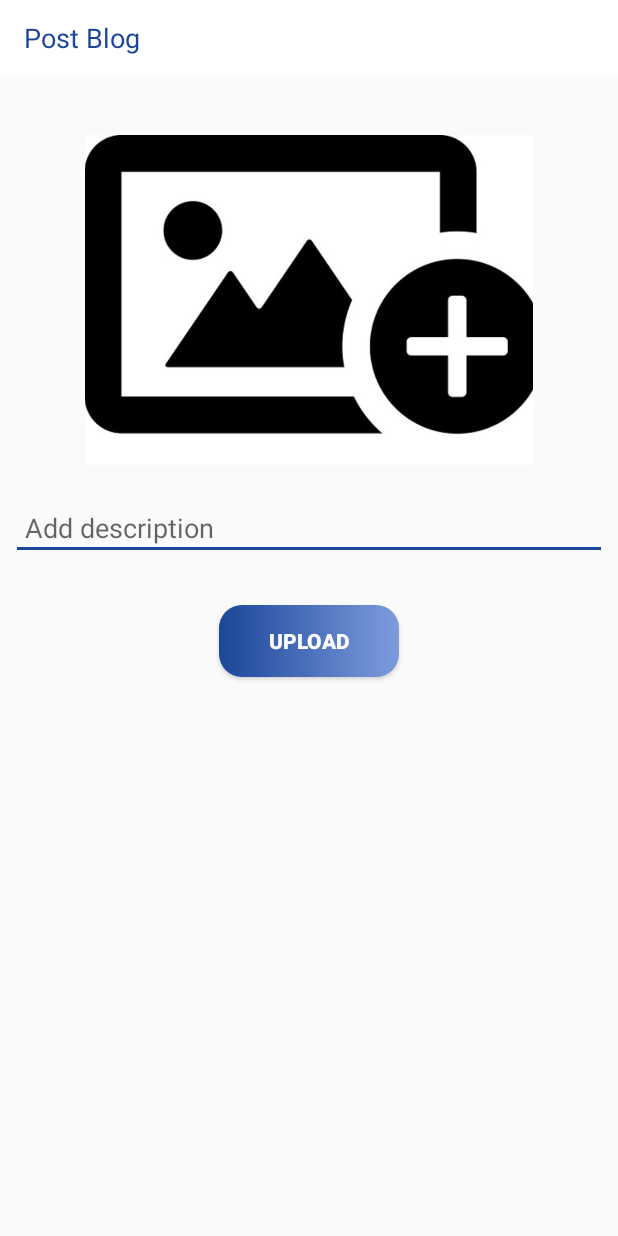
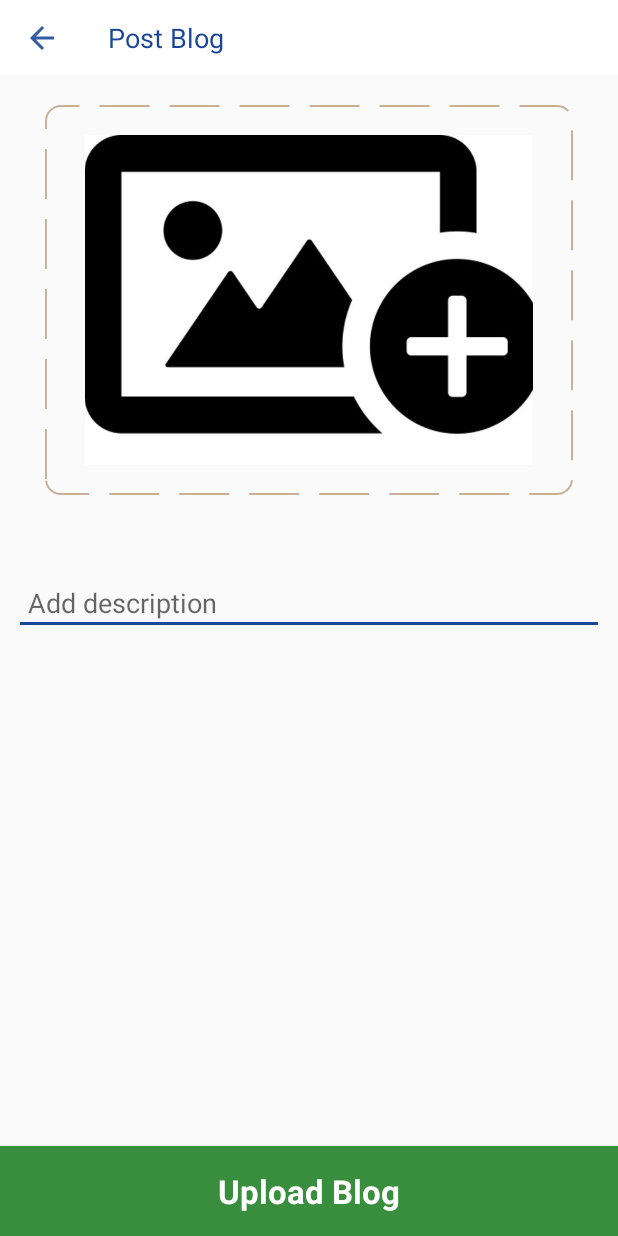
Before and after one commit to igrishi/Hostel, an Android app: the PostBlog screen opened directly, with no data from a screen before it, on a phone screen of 412 x 824 dp. Run offline under Robolectric (Android 15) with nearby library versions, the phone set to English and light mode, and no system bars; our stand-ins replace Firebase (no records; nobody signed in at launch, a user with empty details on screens opened directly); libraries missing offline, so code that uses them is left out: com.theartofdev.edmodo, io.grpc; pictures from the network do not load; Roboto replaces fonts that are not available here.

Commit message:
post blog UI updated

```diff
--- a/app/src/main/java/com/rishi/hostel/PostBlog.java
+++ b/app/src/main/java/com/rishi/hostel/PostBlog.java
@@ -12,6 +12,7 @@ import android.view.View;
 import android.widget.Button;
 import android.widget.EditText;
 import android.widget.ImageView;
+import android.widget.LinearLayout;
 import android.widget.ProgressBar;
 import android.widget.Toast;
 
@@ -46,24 +47,24 @@ private String TAG="PostBlog";
 private String image_url;
 private ProgressBar loading;
 private String user_id;
-private FirebaseAuth auth;
+
     @Override
     protected void onCreate(Bundle savedInstanceState) {
         super.onCreate(savedInstanceState);
-        auth=FirebaseAuth.getInstance();
+        FirebaseAuth auth = FirebaseAuth.getInstance();
         user_id= Objects.requireNonNull(auth.getCurrentUser()).getUid();
         Log.d(TAG, "upload_data: user_id:--"+user_id);
         setContentView(R.layout.activity_post_blog);
         post_image=findViewById(R.id.post_blog_image);
         text=findViewById(R.id.post_description);
-        Button button=findViewById(R.id.upload_blog);
-        loading=findViewById(R.id.progress_bar);
-        button.setOnClickListener(new View.OnClickListener() {
+        LinearLayout upload = findViewById(R.id.upload_layout);
+        upload.setOnClickListener(new View.OnClickListener() {
             @Override
             public void onClick(View v) {
                 validate(imageuri,text.getText().toString());
             }
         });
+        loading=findViewById(R.id.progress_bar);
         post_image.setOnClickListener(new View.OnClickListener() {
             @Override
             public void onClick(View v) {
--- /dev/null
+++ b/app/src/main/res/drawable/dotted_background.xml
@@ -0,0 +1,12 @@
+<?xml version="1.0" encoding="utf-8"?>
+<shape android:shape="rectangle"
+    xmlns:android="http://schemas.android.com/apk/res/android">
+
+    <corners android:radius="10dp"/>
+
+    <stroke
+        android:color="#C7B299"
+        android:dashWidth="50px"
+        android:dashGap="20px"
+        android:width="1dp"/>
+</shape>
--- a/app/src/main/res/layout/activity_post_blog.xml
+++ b/app/src/main/res/layout/activity_post_blog.xml
@@ -8,25 +8,27 @@
 
     <ProgressBar
         android:id="@+id/progress_bar"
+        style="@style/Widget.AppCompat.ProgressBar.Horizontal"
         android:layout_width="match_parent"
         android:layout_height="wrap_content"
-        style="@style/Widget.AppCompat.ProgressBar.Horizontal"
         android:indeterminate="true"
         android:visibility="invisible"
+        app:layout_constraintEnd_toEndOf="parent"
         app:layout_constraintStart_toStartOf="parent"
-        app:layout_constraintEnd_toEndOf="parent"
-        app:layout_constraintTop_toBottomOf="@id/toolbar_pb"/>
+        app:layout_constraintTop_toBottomOf="@id/toolbar_pb" />
+
     <androidx.appcompat.widget.Toolbar
         android:id="@+id/toolbar_pb"
         android:layout_width="match_parent"
         android:layout_height="50dp"
-        app:titleTextAppearance="@style/style_toolbar"
         android:background="#fff"
         app:layout_constraintEnd_toEndOf="parent"
         app:layout_constraintStart_toStartOf="parent"
         app:layout_constraintTop_toTopOf="parent"
+        app:navigationIcon="@drawable/back"
         app:title="Post Blog"
         app:titleMarginStart="15dp"
+        app:titleTextAppearance="@style/style_toolbar"
         app:titleTextColor="#1C4699" />
 
     <ImageView
@@ -36,38 +38,50 @@
         android:layout_marginStart="30dp"
         android:layout_marginTop="20dp"
         android:layout_marginEnd="30dp"
+        android:background="@drawable/dotted_background"
         android:padding="20dp"
         android:src="@drawable/imageupload"
         app:layout_constraintEnd_toEndOf="parent"
         app:layout_constraintStart_toStartOf="parent"
         app:layout_constraintTop_toBottomOf="@id/toolbar_pb" />
+
     <EditText
         android:id="@+id/post_description"
         android:layout_width="match_parent"
         android:layout_height="wrap_content"
+        android:layout_marginStart="9dp"
+        android:layout_marginTop="50dp"
+        android:layout_marginEnd="9dp"
+        android:backgroundTint="#1C4699"
+        android:hint="@string/add_description"
         android:inputType="textMultiLine"
-        android:hint="Add description"
-        android:textSize="18dp"
-        android:backgroundTint="#1C4699"
+        android:maxHeight="80dp"
         android:padding="9dp"
-        android:maxHeight="80dp"
         android:textColor="#000000"
+        android:textSize="18sp"
+        app:layout_constraintEnd_toEndOf="parent"
         app:layout_constraintStart_toStartOf="parent"
+        app:layout_constraintTop_toBottomOf="@id/post_blog_image" />
+
+
+    <LinearLayout
+        android:id="@+id/upload_layout"
+        android:layout_width="match_parent"
+        android:layout_height="60dp"
+        android:background="#388E3C"
+        android:clickable="true"
+        android:focusable="true"
+        android:gravity="center"
+        app:layout_constraintBottom_toBottomOf="parent"
         app:layout_constraintEnd_toEndOf="parent"
-        app:layout_constraintTop_toBottomOf="@id/post_blog_image"
-        android:layout_marginStart="7dp"
-        android:layout_marginEnd="7dp"/>
+        app:layout_constraintStart_toStartOf="parent">
 
-    <Button
-        android:id="@+id/upload_blog"
-        android:layout_width="120dp"
-        android:layout_height="wrap_content"
-        android:text="Upload"
-        app:layout_constraintStart_toStartOf="parent"
-        app:layout_constraintEnd_toEndOf="parent"
-        android:background="@drawable/button_backg"
-        android:textColor="#fff"
-        android:textStyle="bold"
-        app:layout_constraintTop_toBottomOf="@id/post_description"
-        android:layout_marginTop="30dp"/>
+        <TextView
+            android:layout_width="wrap_content"
+            android:layout_height="wrap_content"
+            android:text="Upload Blog"
+            android:textColor="#fff"
+            android:textSize="22sp"
+            android:textStyle="bold" />
+    </LinearLayout>
 </androidx.constraintlayout.widget.ConstraintLayout>
--- a/app/src/main/res/values/strings.xml
+++ b/app/src/main/res/values/strings.xml
@@ -66,4 +66,5 @@
     <string name="m1_brokenbone">meet a doctor first</string>
     <string name="m2_brokenbone">naproxen (pain relief)</string>
     <string name="m3_brokenbone"> </string>
+    <string name="add_description">Add description</string>
 </resources>
```
